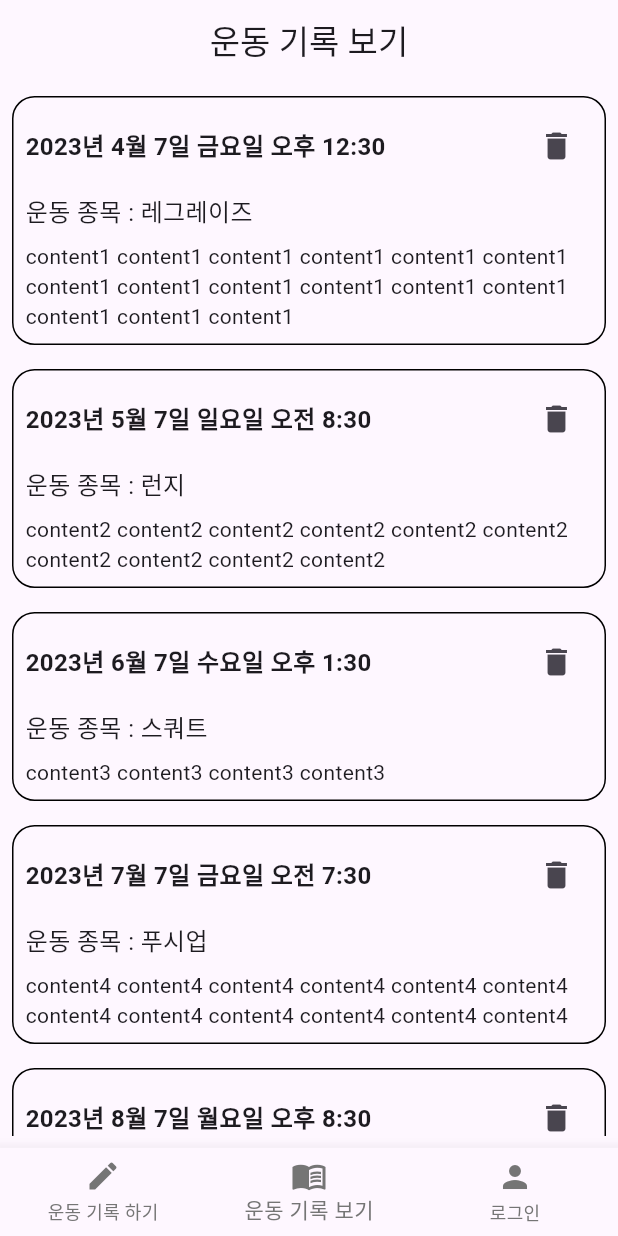
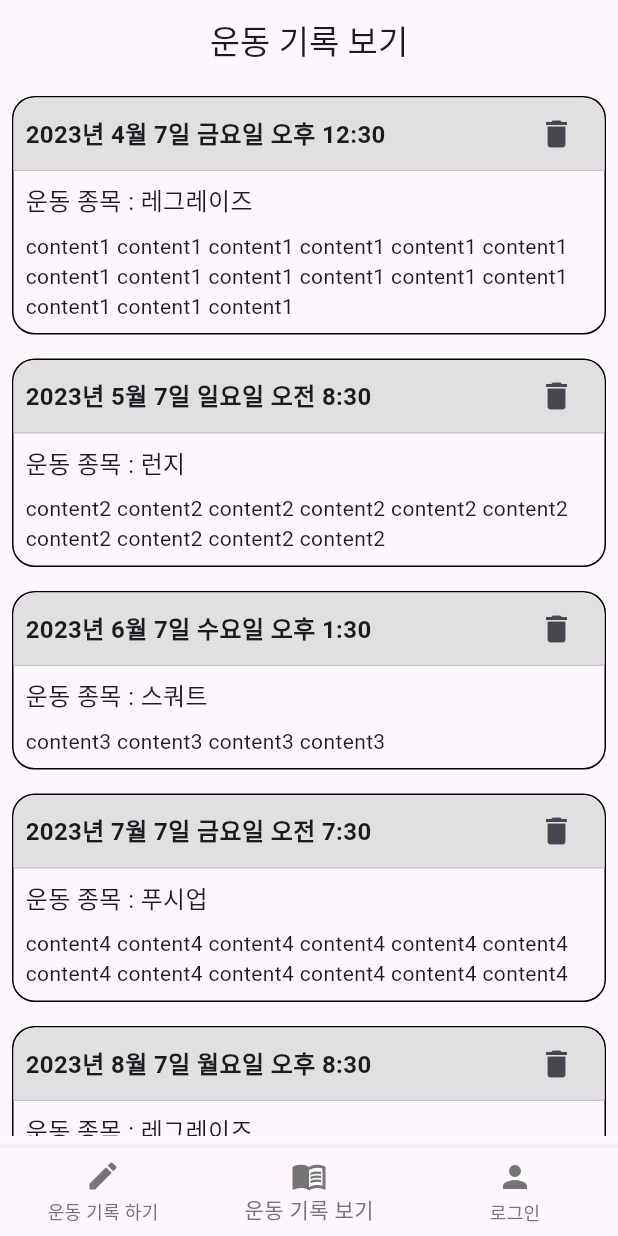
Before and after one commit to betrider/fittrix, a Flutter app: the RecordViewScreen screen opened by its route, on a phone screen of 412 x 824 dp. Run offline on Flutter 3.47's test engine with Material 2 defaults, Android fonts, the phone set to English and light mode, and no system bars; our stand-ins replace cached_network_image, equatable, flutter_riverpod, fluttertoast, go_router, video_player.

Commit message:
record item 수정

```diff
--- a/lib/screens/home_screen.dart
+++ b/lib/screens/home_screen.dart
@@ -23,6 +23,9 @@ class _HomeScreenState extends State<HomeScreen> {
         _controller1.play();
       });
 
+    _controller2 = VideoPlayerController.asset('assets/ad_video2.mp4')
+      ..initialize();
+
     _controller1.addListener(() async {
       if (_controller1.value.position >= _controller1.value.duration) {
         // 첫 번째 영상이 종료되었을 때
@@ -30,10 +33,7 @@ class _HomeScreenState extends State<HomeScreen> {
           _isPlayingFirstVideo = false;
         });
         _controller1.pause();
-        _controller2 = VideoPlayerController.asset('assets/ad_video2.mp4')
-          ..initialize().then((_) {
-            _controller2.play();
-          });
+        _controller2.play();
       }
     });
   }
--- a/lib/screens/record_view_screen.dart
+++ b/lib/screens/record_view_screen.dart
@@ -1,4 +1,5 @@
 import 'package:fittrix/providers/record_provider.dart';
+import 'package:fittrix/repositories/record_repository.dart';
 import 'package:fittrix/utils/utils.dart';
 import 'package:flutter/material.dart';
 import 'package:flutter_riverpod/flutter_riverpod.dart';
@@ -24,16 +25,59 @@ class RecordViewScreen extends ConsumerWidget {
                 itemCount: data.length,
                 itemBuilder: (context, index) {
                   var record = data[index];
+                  return RecordItem(record: record);
+                },
+                separatorBuilder: (context, index) {
+                  return const SizedBox(height: 16);
+                },
+              );
+            },
+            error: (error, stackTrace) {
+              return CustomErrorWidget(
+                onPressed: () {
+                  ref.invalidate(recordNotifierProvider);
+                },
+              );
+            },
+            loading: () {
+              return const Center(child: CircularProgressIndicator());
+            },
+          ),
+        ),
+      ),
+    );
+  }
+}
+
+class RecordItem extends ConsumerWidget {
+  const RecordItem({
+    super.key,
+    required this.record,
+  });
+
+  final Record record;
+
+  @override
+  Widget build(BuildContext context, WidgetRef ref) {
     return Container(
       decoration: BoxDecoration(
         border: Border.all(),
-                        borderRadius: BorderRadius.circular(15)),
-                    padding: const EdgeInsets.all(8),
+        borderRadius: BorderRadius.circular(15),
+      ),
       child: Column(
         crossAxisAlignment: CrossAxisAlignment.start,
         mainAxisSize: MainAxisSize.min,
         children: [
-                        Row(
+          Container(
+            decoration: BoxDecoration(
+              color: Colors.grey[300],
+              borderRadius: const BorderRadius.only(
+                topLeft: Radius.circular(15),
+                topRight: Radius.circular(15),
+              ),
+            ),
+            padding: const EdgeInsets.symmetric(horizontal: 8),
+            child: Row(
               mainAxisAlignment: MainAxisAlignment.spaceBetween,
               children: [
                 Text(
@@ -67,32 +111,23 @@ class RecordViewScreen extends ConsumerWidget {
                 ),
               ],
             ),
-                        const SizedBox(height: 8),
-                        Text('운동 종목 : ${record.fitnessType.toString()}',
-                            style: const TextStyle(fontSize: 16)),
+          ),
+          const Divider(height: 1),
+          Padding(
+            padding: const EdgeInsets.all(8.0),
+            child: Column(
+              crossAxisAlignment: CrossAxisAlignment.start,
+              children: [
+                Text(
+                  '운동 종목 : ${record.fitnessType.toString()}',
+                  style: const TextStyle(fontSize: 16),
+                ),
                 const SizedBox(height: 8),
                 Text(record.content),
               ],
             ),
-                  );
-                },
-                separatorBuilder: (context, index) {
-                  return const SizedBox(height: 16);
-                },
-              );
-            },
-            error: (error, stackTrace) {
-              return CustomErrorWidget(
-                onPressed: () {
-                  ref.invalidate(recordNotifierProvider);
-                },
-              );
-            },
-            loading: () {
-              return const Center(child: CircularProgressIndicator());
-            },
           ),
-        ),
+        ],
       ),
     );
   }
```
Lines whose indentation alone changed are shown as unchanged.
